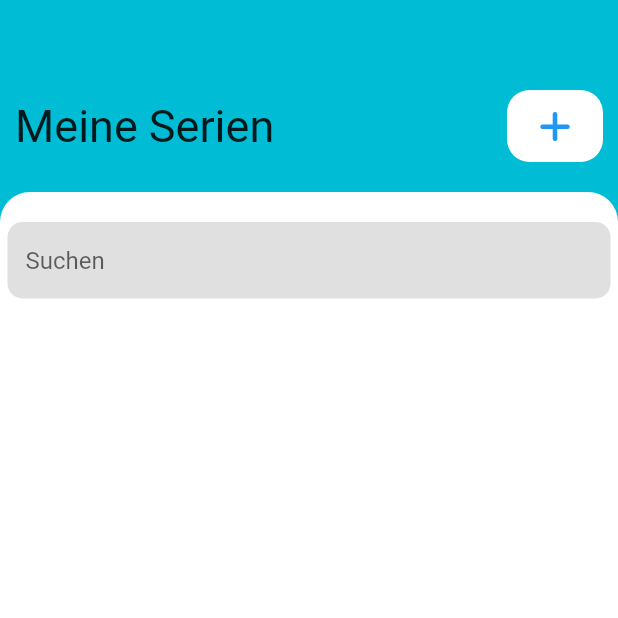
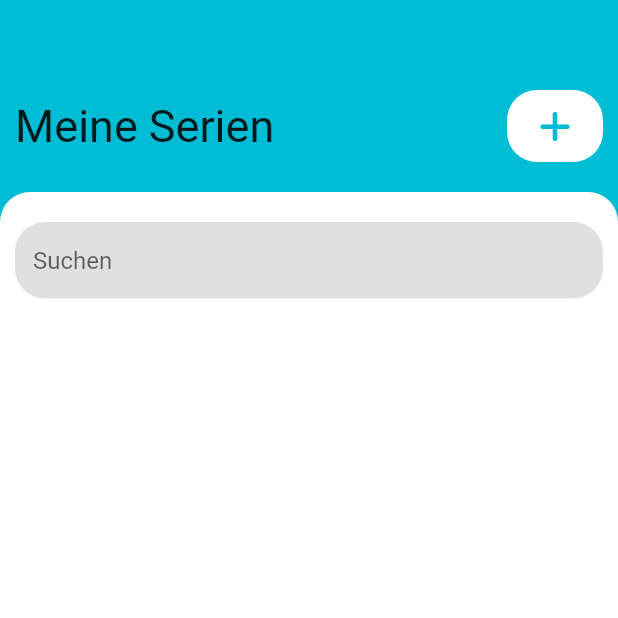
Before and after one commit to Nexiz15/series-tracker, a Flutter app: the screen it shows after launch, on a phone screen of 412 x 824 dp, the top half of it. Run offline on Flutter 3.47's test engine with Material 2 defaults, Android fonts, the phone set to English and light mode, and no system bars; our stand-ins replace floor, font_awesome_flutter, get_it, injectable, loading_animation_widget, sqflite; missing offline and left inert: linear_progress_bar; accounts and stored records are empty; generated files the repository leaves out were written again.

Commit message:
code cleanup

```diff
--- /dev/null
+++ b/lib/config/constants.dart
@@ -0,0 +1,13 @@
+import 'package:flutter/material.dart';
+
+class Constants {
+  static const bool showDebugBanner = false;
+  static const Color primaryColor = Colors.cyan;
+  static const Color secondaryColor = Colors.white;
+  static const Color onGoingColor = Colors.purple;
+  static const Color finishedColor = Colors.green;
+  static const double defaultBorderRadius = 20.0;
+  static const double titleFontSize = 30.0;
+  static const double listEntryFontSize = 25.0;
+  static const double defaultScreenBorderPadding = 10.0;
+}
--- a/lib/config/database.dart
+++ b/lib/config/database.dart
@@ -16,7 +16,7 @@ part 'database.g.dart';
 @Database(version: 1, entities: [SeriesEntity, SeasonEntity, EpisodeEntity], views: [SeriesOverviewProjection])
 @TypeConverters([DateTimeConverter])
 abstract class AppDatabase extends FloorDatabase {
-  static String APP_DATABASE_NAME = 'series_tracker.db';
+  static String appDatabaseName = 'series_tracker.db';
   SeriesDao get seriesDao;
   SeasonDao get seasonDao;
   EpisodeDao get episodeDao;
--- a/lib/config/injectable.dart
+++ b/lib/config/injectable.dart
@@ -12,7 +12,7 @@ final getIt = GetIt.instance;
 )
 void configureDependencies() {
   getIt.init();
-  getIt.registerSingletonAsync(() async => $FloorAppDatabase.databaseBuilder(AppDatabase.APP_DATABASE_NAME).build());
+  getIt.registerSingletonAsync(() async => $FloorAppDatabase.databaseBuilder(AppDatabase.appDatabaseName).build());
   getIt.registerSingletonWithDependencies(() => GetIt.instance.get<AppDatabase>().seriesDao, dependsOn: [AppDatabase]);
   getIt.registerSingletonWithDependencies(() => GetIt.instance.get<AppDatabase>().seasonDao, dependsOn: [AppDatabase]);
   getIt.registerSingletonWithDependencies(() => GetIt.instance.get<AppDatabase>().episodeDao, dependsOn: [AppDatabase]);
--- a/lib/main.dart
+++ b/lib/main.dart
@@ -1,6 +1,10 @@
 import 'package:flutter/material.dart';
+import 'package:flutter/services.dart';
 import 'package:flutter_gen/gen_l10n/app_localizations.dart';
+import 'package:get_it/get_it.dart';
 import 'package:provider/provider.dart';
+import 'package:series_tracker/config/constants.dart';
+import 'package:series_tracker/screens/LoadingScreen.dart';
 import 'package:series_tracker/screens/SeriesListScreen.dart';
 import 'package:series_tracker/store/SeriesOverviewStore.dart';
 
@@ -8,7 +12,15 @@ import 'config/injectable.dart';
 
 void main() {
   configureDependencies();
+  setAppOrientation();
   runApp(const SeriesTracker());
+}
+
+void setAppOrientation() {
+  SystemChrome.setPreferredOrientations([
+    DeviceOrientation.portraitUp,
+    DeviceOrientation.portraitDown,
+  ]);
 }
 
 class SeriesTracker extends StatelessWidget {
@@ -18,11 +30,20 @@ class SeriesTracker extends StatelessWidget {
   Widget build(BuildContext context) {
     return ChangeNotifierProvider(
       create: (BuildContext context) => SeriesOverviewStore(),
-      child: const MaterialApp(
-        debugShowCheckedModeBanner: false,
+      child: MaterialApp(
+        debugShowCheckedModeBanner: Constants.showDebugBanner,
         localizationsDelegates: AppLocalizations.localizationsDelegates,
         supportedLocales: AppLocalizations.supportedLocales,
-        home: SeriesListScreen(),
+        home: FutureBuilder(
+            future:
+                GetIt.instance.allReady(timeout: const Duration(seconds: 3)),
+            builder: (BuildContext context, AsyncSnapshot snapshot) {
+              if (snapshot.hasData) {
+                return const SeriesListScreen();
+              } else {
+                return const LoadingScreen();
+              }
+            }),
       ),
     );
   }
--- a/lib/screens/SeriesListScreen.dart
+++ b/lib/screens/SeriesListScreen.dart
@@ -1,5 +1,6 @@
 import 'package:flutter/material.dart';
 import 'package:series_tracker/widgets/seriesList/SeriesList.dart';
+import '../config/constants.dart';
 import '../widgets/seriesList/SearchField.dart';
 import '../widgets/seriesList/SeriesListTitle.dart';
 
@@ -11,7 +12,7 @@ class SeriesListScreen extends StatelessWidget {
   @override
   Widget build(BuildContext context) {
     return Scaffold(
-        backgroundColor: Colors.cyan,
+        backgroundColor: Constants.primaryColor,
         body: Column(
           crossAxisAlignment: CrossAxisAlignment.start,
           children: [
@@ -21,10 +22,10 @@ class SeriesListScreen extends StatelessWidget {
                 width: double.infinity,
                 padding: const EdgeInsets.only(top: 20.0),
                 decoration: const BoxDecoration(
-                  color: Colors.white,
+                  color: Constants.secondaryColor,
                   borderRadius: BorderRadius.only(
-                    topLeft: Radius.circular(20.0),
-                    topRight: Radius.circular(20.0),
+                    topLeft: Radius.circular(Constants.defaultBorderRadius),
+                    topRight: Radius.circular(Constants.defaultBorderRadius),
                   ),
                 ),
                 child: const Column(
--- a/lib/widgets/seriesList/SearchField.dart
+++ b/lib/widgets/seriesList/SearchField.dart
@@ -1,5 +1,7 @@
 import 'package:flutter/material.dart';
 import 'package:flutter_gen/gen_l10n/app_localizations.dart';
+
+import '../../config/constants.dart';
 
 class SearchField extends StatelessWidget {
   const SearchField({super.key});
@@ -7,11 +9,11 @@ class SearchField extends StatelessWidget {
   @override
   Widget build(BuildContext context) {
     return Container(
-      padding: const EdgeInsets.only(left: 5.0, right: 5.0),
+      padding: const EdgeInsets.only(left: Constants.defaultScreenBorderPadding, right: Constants.defaultScreenBorderPadding),
       child: TextField(
         decoration: InputDecoration(
           border: OutlineInputBorder(
-            borderRadius: BorderRadius.circular(10.0),
+            borderRadius: BorderRadius.circular(Constants.defaultBorderRadius),
             borderSide: BorderSide.none,
           ),
           filled: true,
--- a/lib/widgets/seriesList/SeriesList.dart
+++ b/lib/widgets/seriesList/SeriesList.dart
@@ -26,7 +26,9 @@ class _SeriesListState extends State<SeriesList> {
 
   void loadSeries() async {
       List<SeriesOverview> series = await seriesOverviewService.findAllSeries();
-      Provider.of<SeriesOverviewStore>(context, listen: false).updateSeriesList(series);
+      if (mounted) {
+        Provider.of<SeriesOverviewStore>(context, listen: false).updateSeriesList(series);
+      }
   }
 
   @override
--- a/lib/widgets/seriesList/SeriesListTitle.dart
+++ b/lib/widgets/seriesList/SeriesListTitle.dart
@@ -2,6 +2,7 @@ import 'package:flutter/material.dart';
 import 'package:flutter_gen/gen_l10n/app_localizations.dart';
 import 'package:flutter/cupertino.dart';
 import 'package:font_awesome_flutter/font_awesome_flutter.dart';
+import 'package:series_tracker/config/constants.dart';
 
 class ListSeriesTitle extends StatelessWidget {
   const ListSeriesTitle({super.key});
@@ -9,23 +10,29 @@ class ListSeriesTitle extends StatelessWidget {
   @override
   Widget build(BuildContext context) {
     return Container(
-        padding: const EdgeInsets.only(top: 60.0, left: 10.0, bottom: 20.0, right: 10.0),
+        padding: const EdgeInsets.only(
+            top: 60.0,
+            left: Constants.defaultScreenBorderPadding,
+            bottom: 20.0,
+            right: Constants.defaultScreenBorderPadding),
         child: Row(
           mainAxisAlignment: MainAxisAlignment.spaceBetween,
           children: [
             Text(
               AppLocalizations.of(context)?.homeMySeries ?? '',
-              style: const TextStyle(fontSize: 30.0),
+              style: const TextStyle(fontSize: Constants.titleFontSize),
             ),
             Container(
               decoration: const BoxDecoration(
-                color: Colors.white,
-                borderRadius: BorderRadius.all(Radius.circular(15.0)),
+                color: Constants.secondaryColor,
+                borderRadius: BorderRadius.all(
+                    Radius.circular(Constants.defaultBorderRadius)),
               ),
               child: TextButton(
                   onPressed: () => {},
                   child: const FaIcon(
                     FontAwesomeIcons.plus,
+                    color: Constants.primaryColor,
                   )),
             )
           ],
--- a/pubspec.yaml
+++ b/pubspec.yaml
@@ -52,6 +52,7 @@ dev_dependencies:
   injectable_generator: ^2.4.1
   floor_generator: ^1.4.2
   build_runner: ^2.4.6
+  loading_animation_widget: 1.2.0+4
 
   # The "flutter_lints" package below contains a set of recommended lints to
   # encourage good coding practices. The lint set provided by the package is
```
Also changed, not shown: lib/screens/LoadingScreen.dart (added, +22 -0 lines), lib/service/impl/SeriesOverviewServiceImpl.dart (+16 -41 lines), lib/widgets/seriesList/SeriesListEntry.dart (+10 -7 lines), pubspec.lock.
